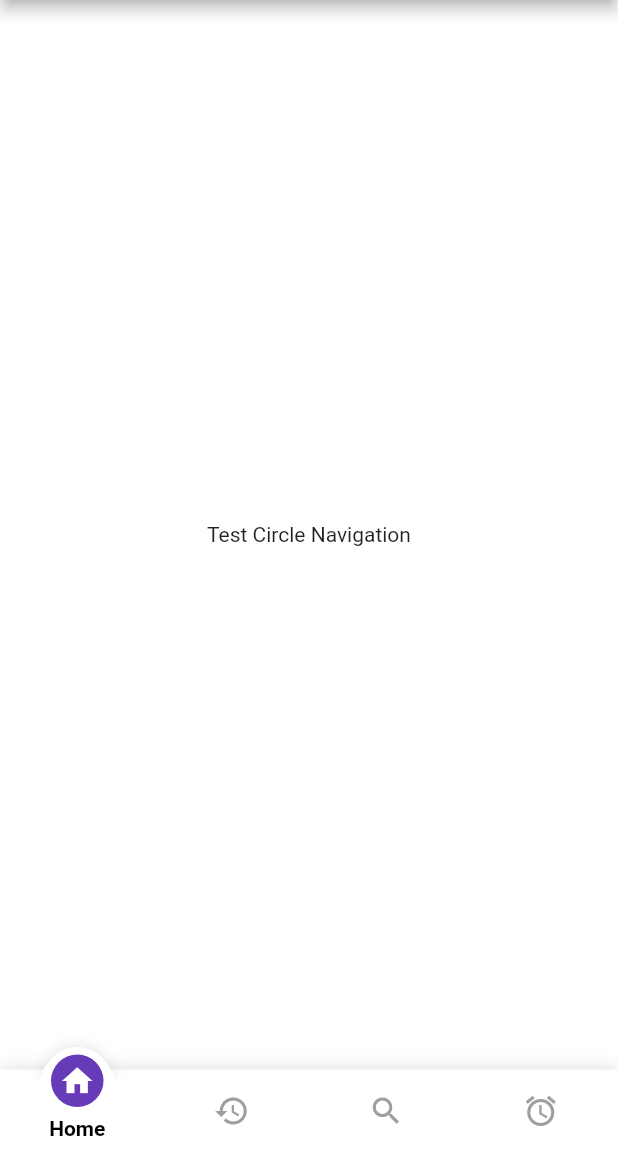
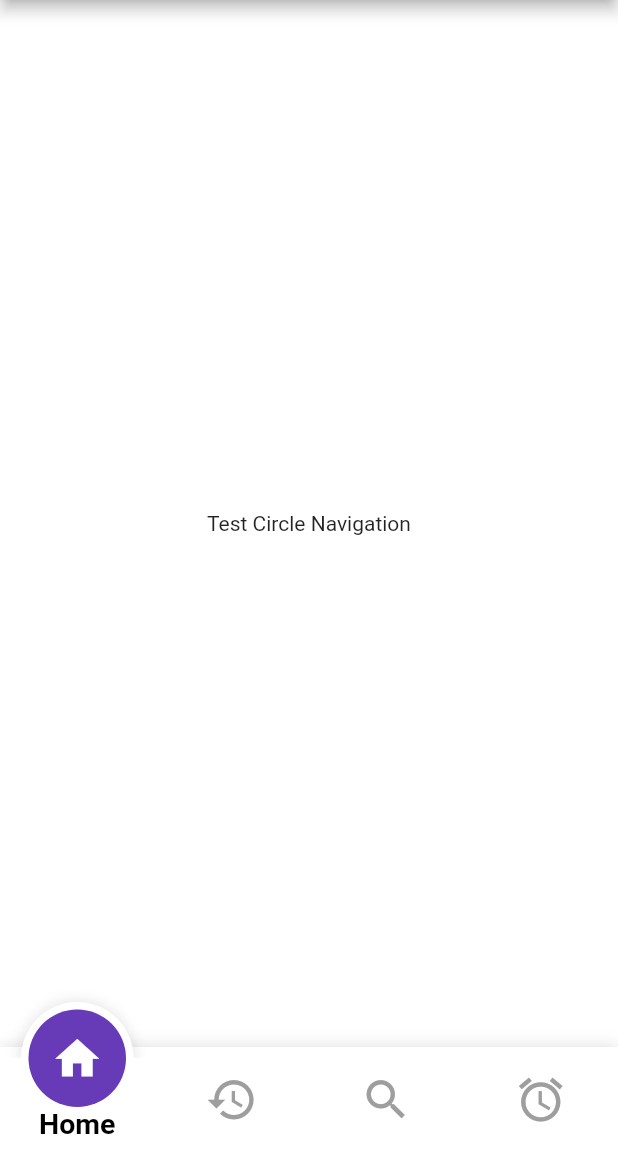
Before and after one commit to jeaanlucas/circle_bottom_navigation, a Flutter app: the screen it shows after launch, on a phone screen of 412 x 824 dp, the part 84-1236 px from its top. Run offline on Flutter 3.47's test engine with Material 2 defaults, Android fonts, the phone set to English and light mode, and no system bars.

Commit message:
Now is possible to set title optionally; It's possible to set icon size optionally; You can set font properties too (font size and font weight)

```diff
--- a/example/lib/main.dart
+++ b/example/lib/main.dart
@@ -48,29 +48,39 @@ class _MyHomePageState extends State<MyHomePage> {
         ),
       ),
       bottomNavigationBar: CircleBottomNavigation(
-        circleSize: 35,
-        arcHeight: 45,
-        arcWidth: 75,
-        barHeight: 55,
+        barHeight: 70,
+        circleSize: 65,
         initialSelection: currentPage,
         inactiveIconColor: Colors.grey,
         textColor: Colors.black,
         tabs: [
           TabData(
             icon: Icons.home,
+            iconSize: 35,
             title: "Home",
+            fontSize: 19,
+            fontWeight: FontWeight.bold,
           ),
           TabData(
             icon: Icons.history,
+            iconSize: 35,
             title: "History",
+            fontSize: 19,
+            fontWeight: FontWeight.bold,
           ),
           TabData(
             icon: Icons.search,
+            iconSize: 35,
             title: "Search",
+            fontSize: 19,
+            fontWeight: FontWeight.bold,
           ),
           TabData(
             icon: Icons.alarm,
+            iconSize: 35,
             title: "Alarm",
+            fontSize: 19,
+            fontWeight: FontWeight.bold,
           ),
         ],
         onTabChangedListener: (index) {
--- a/lib/circle_bottom_navigation.dart
+++ b/lib/circle_bottom_navigation.dart
@@ -62,12 +62,15 @@ class _CircleBottomNavigationState extends State<CircleBottomNavigation>
   Color inactiveIconColor;
   Color barBackgroundColor;
   Color textColor;
+  double activeIconSize;
+  double nextIconSize;
 
   @override
   void didChangeDependencies() {
     super.didChangeDependencies();
 
     activeIcon = widget.tabs[currentSelected].icon;
+    activeIconSize = widget.tabs[currentSelected].iconSize ?? 30;
 
     circleColor = (widget.circleColor == null)
       ? (Theme.of(context).brightness == Brightness.dark)
@@ -127,6 +130,7 @@ class _CircleBottomNavigationState extends State<CircleBottomNavigation>
         currentSelected = selected;
         _circleAlignX = -1 + (2 / (widget.tabs.length - 1) * selected);
         nextIcon = widget.tabs[selected].icon;
+        nextIconSize = widget.tabs[selected].iconSize ?? 30;
       });
     }
   }
@@ -137,6 +141,7 @@ class _CircleBottomNavigationState extends State<CircleBottomNavigation>
     Future.delayed(Duration(milliseconds: ANIM_DURATION ~/ 5), () {
       setState(() {
         activeIcon = nextIcon;
+        activeIconSize = nextIconSize;
       });
     }).then((_) {
       Future.delayed(Duration(milliseconds: (ANIM_DURATION ~/ 5 * 3)), () {
@@ -189,6 +194,9 @@ class _CircleBottomNavigationState extends State<CircleBottomNavigation>
                 title: tab.title,
                 iconColor: inactiveIconColor,
                 textColor: textColor,
+                iconSize: tab.iconSize,
+                fontSize: tab.fontSize,
+                fontWeight: tab.fontWeight,
                 callbackFunction: (key) => _callbackFunction(key),
               ),
             ).toList(),
@@ -281,6 +289,7 @@ class _CircleBottomNavigationState extends State<CircleBottomNavigation>
                                 child: Icon(
                                   activeIcon,
                                   color: activeIconColor,
+                                  size: activeIconSize,
                                 ),
                               ),
                             ),
--- a/lib/widgets/tab_data.dart
+++ b/lib/widgets/tab_data.dart
@@ -1,14 +1,20 @@
 import 'package:flutter/material.dart';
 
 class TabData {
-  IconData icon;
-  String title;
-  Function onClick;
+  final IconData icon;
+  final String title;
+  final Function onClick;
+  final double iconSize;
+  final double fontSize;
+  final FontWeight fontWeight;
   final UniqueKey key = UniqueKey();
 
   TabData({
     @required this.icon,
-    @required this.title,
+    this.title,
     this.onClick,
+    this.iconSize,
+    this.fontSize,
+    this.fontWeight,
   });
 }
--- a/lib/widgets/tab_item.dart
+++ b/lib/widgets/tab_item.dart
@@ -16,6 +16,9 @@ class TabItem extends StatelessWidget {
   final Function(UniqueKey uniqueKey) callbackFunction;
   final Color textColor;
   final Color iconColor;
+  final double iconSize;
+  final double fontSize;
+  final FontWeight fontWeight;
 
   final double iconYAlign = ICON_ON;
   final double textYAlign = TEXT_OFF;
@@ -25,10 +28,13 @@ class TabItem extends StatelessWidget {
     @required this.uniqueKey,
     @required this.selected,
     @required this.icon,
-    @required this.title,
     @required this.callbackFunction,
     @required this.textColor,
     @required this.iconColor,
+    this.title,
+    this.iconSize,
+    this.fontSize,
+    this.fontWeight = FontWeight.w600,
   });
 
   @override
@@ -37,6 +43,10 @@ class TabItem extends StatelessWidget {
       child: Stack(
         fit: StackFit.expand,
         children: [
+          title == null
+          ?
+            Container()
+          :
             Container(
               height: double.infinity,
               width: double.infinity,
@@ -57,7 +67,8 @@ class TabItem extends StatelessWidget {
                     overflow: TextOverflow.ellipsis,
                     maxLines: 1,
                     style: TextStyle(
-                    fontWeight: FontWeight.w600,
+                      fontWeight: fontWeight,
+                      fontSize: fontSize,
                       color: textColor,
                     ),
                   ),
@@ -94,6 +105,7 @@ class TabItem extends StatelessWidget {
                   icon: Icon(
                     icon,
                     color: iconColor,
+                    size: iconSize,
                   ),
                   onPressed: () => callbackFunction(uniqueKey),
                 ),
--- a/pubspec.yaml
+++ b/pubspec.yaml
@@ -1,6 +1,6 @@
 name: circle_bottom_navigation
 description: An animated Bottom Navigation Bar for Flutter.
-version: 0.1.1
+version: 1.0.0
 author: Jean Lucas de Camillo <jeanl.camillo@gmail.com>
 homepage: https://github.com/jeaanlucas/circle_bottom_navigation
 
```
Also changed, not shown: 2 other files. Lines whose indentation alone changed are shown as unchanged.
